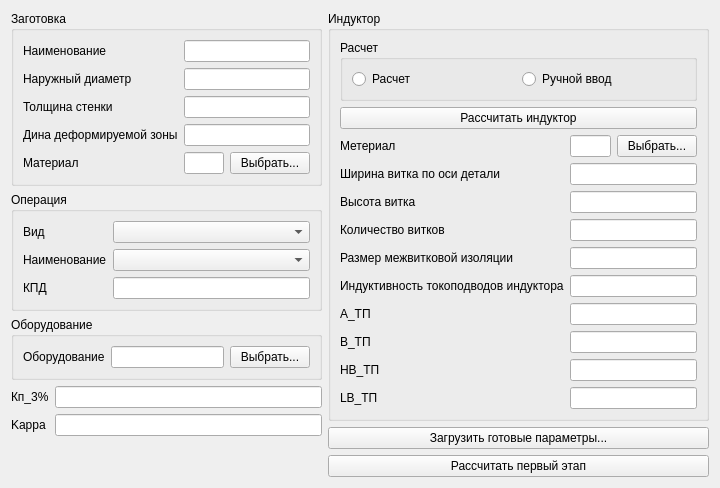
Before: the Qt Designer form gui/InitialParameters.ui in Kroshy1984/MIOM, drawn with Qt 5.
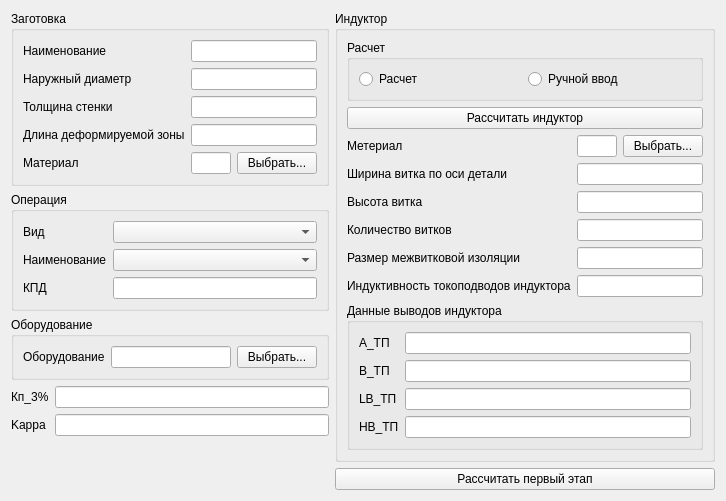
After: the same form once the commit is applied.

Commit message: Add form for adding new record in Materials Table, fix view errors

Diff of the .ui file:
```diff
--- a/gui/InitialParameters.ui
+++ b/gui/InitialParameters.ui
@@ -6,8 +6,8 @@
    <rect>
     <x>0</x>
     <y>0</y>
-    <width>720</width>
-    <height>440</height>
+    <width>726</width>
+    <height>463</height>
    </rect>
   </property>
   <property name="windowTitle">
@@ -49,7 +49,7 @@
         <item row="3" column="0">
          <widget class="QLabel" name="label_4">
           <property name="text">
-           <string>Дина деформируемой зоны</string>
+           <string>Длина деформируемой зоны</string>
           </property>
          </widget>
         </item>
@@ -327,56 +327,58 @@
           <item row="5" column="1">
            <widget class="QLineEdit" name="lineEditInductance"/>
           </item>
-          <item row="6" column="0">
+         </layout>
+        </item>
+        <item>
+         <widget class="QGroupBox" name="groupBox_6">
+          <property name="title">
+           <string>Данные выводов индуктора</string>
+          </property>
+          <layout class="QFormLayout" name="formLayout_6">
+           <item row="0" column="0">
            <widget class="QLabel" name="label_15">
             <property name="text">
              <string>A_ТП</string>
             </property>
            </widget>
           </item>
-          <item row="6" column="1">
+           <item row="0" column="1">
            <widget class="QLineEdit" name="lineEditA_tp"/>
           </item>
-          <item row="7" column="0">
+           <item row="1" column="0">
            <widget class="QLabel" name="label_16">
             <property name="text">
              <string>B_ТП</string>
             </property>
            </widget>
           </item>
-          <item row="7" column="1">
+           <item row="1" column="1">
            <widget class="QLineEdit" name="lineEditB_tp"/>
           </item>
-          <item row="8" column="0">
-           <widget class="QLabel" name="label_17">
-            <property name="text">
-             <string>HB_ТП</string>
-            </property>
-           </widget>
-          </item>
-          <item row="8" column="1">
-           <widget class="QLineEdit" name="lineEditHB_tp"/>
-          </item>
-          <item row="9" column="0">
+           <item row="2" column="0">
            <widget class="QLabel" name="label_18">
             <property name="text">
              <string>LB_ТП</string>
             </property>
            </widget>
           </item>
-          <item row="9" column="1">
+           <item row="2" column="1">
            <widget class="QLineEdit" name="lineEditLB_tp"/>
           </item>
-         </layout>
-        </item>
-       </layout>
-      </widget>
-     </item>
-     <item>
-      <widget class="QPushButton" name="pushButtonLoadParameters">
+           <item row="3" column="0">
+            <widget class="QLabel" name="label_17">
        <property name="text">
-        <string>Загрузить готовые параметры...</string>
-       </property>
+              <string>HB_ТП</string>
+             </property>
+            </widget>
+           </item>
+           <item row="3" column="1">
+            <widget class="QLineEdit" name="lineEditHB_tp"/>
+           </item>
+          </layout>
+         </widget>
+        </item>
+       </layout>
       </widget>
      </item>
      <item>
```
Lines whose indentation alone changed are shown as unchanged. The commit also changes 3 other files.
